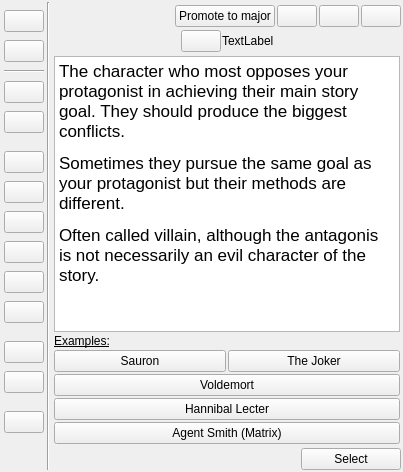
Old version of the form ui/character_role_selector.ui in the repository zkovari/plotlyst.
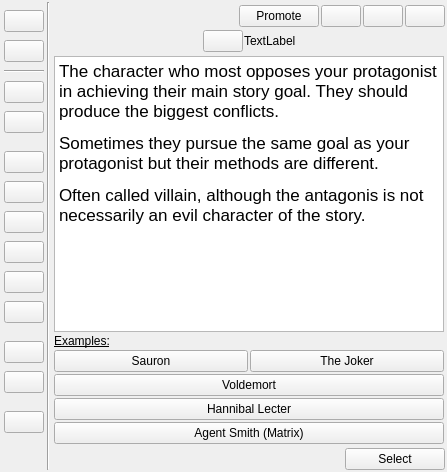
New version of the form. The open tabs and pages were chosen to show the change. Custom widgets are drawn as their Qt base class.

Commit message: Role promotion

```diff
--- a/ui/character_role_selector.ui
+++ b/ui/character_role_selector.ui
@@ -6,7 +6,7 @@
    <rect>
     <x>0</x>
     <y>0</y>
-    <width>403</width>
+    <width>447</width>
     <height>472</height>
    </rect>
   </property>
@@ -357,7 +357,7 @@
        <item>
         <widget class="SecondaryActionPushButton" name="btnPromote">
          <property name="text">
-          <string>Promote to major</string>
+          <string>Promote</string>
          </property>
          <property name="checkable">
           <bool>true</bool>
@@ -627,12 +627,12 @@
           <widget class="QTextBrowser" name="textBrowser_2">
            <property name="html">
             <string>&lt;!DOCTYPE HTML PUBLIC &quot;-//W3C//DTD HTML 4.0//EN&quot; &quot;http://www.w3.org/TR/REC-html40/strict.dtd&quot;&gt;
-&lt;html&gt;&lt;head&gt;&lt;meta name=&quot;qrichtext&quot; content=&quot;1&quot; /&gt;&lt;meta charset=&quot;utf-8&quot; /&gt;&lt;style type=&quot;text/css&quot;&gt;
+&lt;html&gt;&lt;head&gt;&lt;meta name=&quot;qrichtext&quot; content=&quot;1&quot; /&gt;&lt;style type=&quot;text/css&quot;&gt;
 p, li { white-space: pre-wrap; }
-&lt;/style&gt;&lt;/head&gt;&lt;body style=&quot; font-family:'Sans Serif'; font-size:9pt; font-weight:400; font-style:normal;&quot;&gt;
-&lt;p style=&quot; margin-top:12px; margin-bottom:12px; margin-left:0px; margin-right:0px; -qt-block-indent:0; text-indent:0px;&quot;&gt;&lt;span style=&quot; font-family:'Fira Sans Semi-Light'; font-size:13pt; color:#000000; background-color:#ffffff;&quot;&gt;The character who most opposes your protagonist in achieving their main story goal. They should produce the biggest conflicts.&lt;/span&gt;&lt;/p&gt;
-&lt;p style=&quot; margin-top:12px; margin-bottom:12px; margin-left:0px; margin-right:0px; -qt-block-indent:0; text-indent:0px;&quot;&gt;&lt;span style=&quot; font-family:'Fira Sans Semi-Light'; font-size:13pt; color:#000000; background-color:#ffffff;&quot;&gt;Sometimes they pursue the same goal as your protagonist but their methods are different.&lt;/span&gt;&lt;/p&gt;
-&lt;p style=&quot; margin-top:12px; margin-bottom:12px; margin-left:0px; margin-right:0px; -qt-block-indent:0; text-indent:0px;&quot;&gt;&lt;span style=&quot; font-family:'Fira Sans Semi-Light'; font-size:13pt; color:#000000; background-color:#ffffff;&quot;&gt;Often called villain, although the antagonis is not necessarily an evil character of the story.&lt;/span&gt;&lt;/p&gt;&lt;/body&gt;&lt;/html&gt;</string>
+&lt;/style&gt;&lt;/head&gt;&lt;body style=&quot; font-family:'.AppleSystemUIFont'; font-size:13pt; font-weight:400; font-style:normal;&quot;&gt;
+&lt;p style=&quot; margin-top:12px; margin-bottom:12px; margin-left:0px; margin-right:0px; -qt-block-indent:0; text-indent:0px;&quot;&gt;&lt;span style=&quot; font-family:'Fira Sans Semi-Light'; color:#000000; background-color:#ffffff;&quot;&gt;The character who most opposes your protagonist in achieving their main story goal. They should produce the biggest conflicts.&lt;/span&gt;&lt;/p&gt;
+&lt;p style=&quot; margin-top:12px; margin-bottom:12px; margin-left:0px; margin-right:0px; -qt-block-indent:0; text-indent:0px;&quot;&gt;&lt;span style=&quot; font-family:'Fira Sans Semi-Light'; color:#000000; background-color:#ffffff;&quot;&gt;Sometimes they pursue the same goal as your protagonist but their methods are different.&lt;/span&gt;&lt;/p&gt;
+&lt;p style=&quot; margin-top:12px; margin-bottom:12px; margin-left:0px; margin-right:0px; -qt-block-indent:0; text-indent:0px;&quot;&gt;&lt;span style=&quot; font-family:'Fira Sans Semi-Light'; color:#000000; background-color:#ffffff;&quot;&gt;Often called villain, although the antagonis is not necessarily an evil character of the story.&lt;/span&gt;&lt;/p&gt;&lt;/body&gt;&lt;/html&gt;</string>
            </property>
           </widget>
          </item>
@@ -1665,6 +1665,11 @@
   </layout>
  </widget>
  <customwidgets>
+  <customwidget>
+   <class>IconText</class>
+   <extends>QPushButton</extends>
+   <header>src.main.python.plotlyst.view.widget.display</header>
+  </customwidget>
   <customwidget>
    <class>SelectionItemPushButton</class>
    <extends>QPushButton</extends>
@@ -1695,11 +1700,6 @@
    <extends>QPushButton</extends>
    <header>src.main.python.plotlyst.view.widget.display</header>
   </customwidget>
-  <customwidget>
-   <class>IconText</class>
-   <extends>QPushButton</extends>
-   <header>src.main.python.plotlyst.view.widget.display</header>
-  </customwidget>
  </customwidgets>
  <resources/>
  <connections/>
```
Left out of the diff: 91 changed lines with no effect on the pictures. The commit also changes 2 other files.
